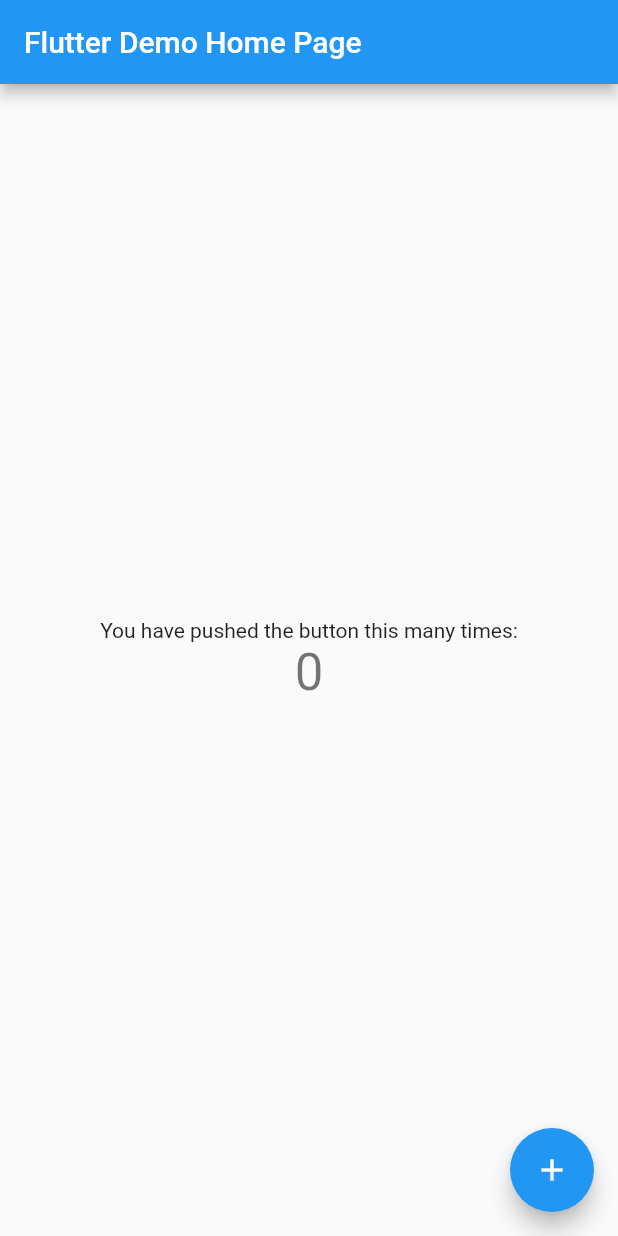
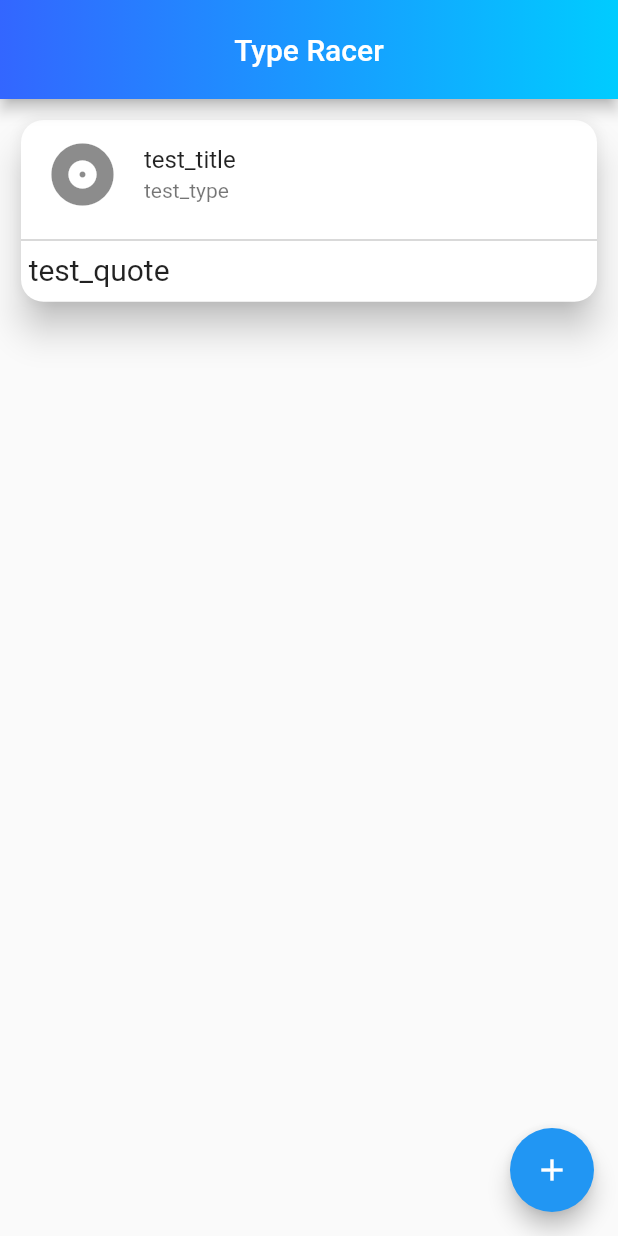
Before and after one commit to AkaCoder404/typeracerfrontend, a Flutter app: the screen it shows after launch, on a phone screen of 412 x 824 dp. Run offline on Flutter 3.47's test engine with Material 2 defaults, Android fonts, the phone set to English and light mode, and no system bars.

Commit message:
set up app bar

```diff
--- /dev/null
+++ b/lib/loadquote.dart
@@ -0,0 +1,19 @@
+import 'package:flutter/material.dart';
+import 'package:flutter/widgets.dart';
+
+class AddQuote extends StatelessWidget {
+  final Function selectHandler;
+
+  AddQuote(this.selectHandler);
+
+  @override
+  Widget build(BuildContext context) {
+    return Container(
+      child: FloatingActionButton(
+        tooltip: 'Load Quote',
+        onPressed: selectHandler,
+        child: Icon(Icons.add)
+      ),
+    );
+  }
+}
--- a/lib/main.dart
+++ b/lib/main.dart
@@ -1,4 +1,11 @@
 import 'package:flutter/material.dart';
+
+// user defined
+import './quote.dart';
+import './loadquote.dart';
+import './appbar.dart';
+import './default.dart';
+import './settings.dart';
 
 void main() {
   runApp(MyApp());
@@ -9,7 +16,7 @@ class MyApp extends StatelessWidget {
   @override
   Widget build(BuildContext context) {
     return MaterialApp(
-      title: 'Flutter Demo',
+      title: 'Type Racer',
       theme: ThemeData(
         // This is the theme of your application.
         //
@@ -26,7 +33,7 @@ class MyApp extends StatelessWidget {
         // closer together (more dense) than on mobile platforms.
         visualDensity: VisualDensity.adaptivePlatformDensity,
       ),
-      home: MyHomePage(title: 'Flutter Demo Home Page'),
+      home: MyHomePage(title: 'Type Racer'),
     );
   }
 }
@@ -45,8 +52,8 @@ class MyHomePage extends StatefulWidget {
 
   final String title;
 
-  @override
-  _MyHomePageState createState() => _MyHomePageState();
+  @override // _ makes class private
+  _MyHomePageState createState() => _MyHomePageState(); //return _MyHomePageState()
 }
 
 class _MyHomePageState extends State<MyHomePage> {
@@ -75,9 +82,25 @@ class _MyHomePageState extends State<MyHomePage> {
       appBar: AppBar(
         // Here we take the value from the MyHomePage object that was created by
         // the App.build method, and use it to set our appbar title.
+        centerTitle: true,
         title: Text(widget.title),
+        toolbarHeight: 66.0,
+        flexibleSpace: Container(
+          decoration: new BoxDecoration(
+          gradient: new LinearGradient(
+            colors: [
+              const Color(0xFF3366FF),
+              const Color(0xFF00CCFF),
+            ],
+            begin: const FractionalOffset(0.0, 0.0),
+            end: const FractionalOffset(1.0, 0.0),
+            stops: [0.0, 1.0],
+            tileMode: TileMode.clamp
+            ),
+          ),
+        ),
       ),
-      body: Center(
+      body: true ? Center(
         // Center is a layout widget. It takes a single child and positions it
         // in the middle of the parent.
         child: Column(
@@ -95,23 +118,25 @@ class _MyHomePageState extends State<MyHomePage> {
           // center the children vertically; the main axis here is the vertical
           // axis because Columns are vertical (the cross axis would be
           // horizontal).
-          mainAxisAlignment: MainAxisAlignment.center,
+          // mainAxisAlignment: MainAxisAlignment.center,
           children: <Widget>[
-            Text(
-              'You have pushed the button this many times:',
-            ),
-            Text(
-              '$_counter',
-              style: Theme.of(context).textTheme.headline4,
-            ),
+            // ButtonClick(_counter),
+            Quote('test_quote', 'test_type', 'test_title', 'test_link'),
           ],
         ),
-      ),
-      floatingActionButton: FloatingActionButton(
-        onPressed: _incrementCounter,
-        tooltip: 'Increment',
-        child: Icon(Icons.add),
-      ), // This trailing comma makes auto-formatting nicer for build methods.
+        // child: Row(
+        //   children: <Widget>[
+        //     Quote('test', 'test_type', 'test_title', 'test_link'),
+        //   ],
+        // )
+      ) : Center(),
+      // floatingActionButton: FloatingActionButton(
+      //   onPressed: _incrementCounter,
+      //   tooltip: 'Increment',
+      //   child: Icon(Icons.add),
+      // ), // This trailing comma makes auto-formatting nicer for build methods.
+      floatingActionButton: AddQuote(_incrementCounter),
+
     );
   }
 }
--- /dev/null
+++ b/lib/quote.dart
@@ -0,0 +1,50 @@
+import 'package:flutter/material.dart';
+import 'package:flutter/widgets.dart';
+
+class Quote extends StatelessWidget {
+  final String text;
+  final String sourceType;
+  final String sourceTitle;
+  final String sourceLink;
+
+  Quote(this.text, this.sourceType, this.sourceTitle, this.sourceLink);
+
+  @override
+  Widget build(BuildContext context){
+    return Container(
+      margin: EdgeInsets.all(10),
+      child: Card(
+        shape: RoundedRectangleBorder(
+          borderRadius: BorderRadius.circular(15.0),
+        ),
+        elevation: 10,
+        child: Column(
+        // width: double.infinity,
+          crossAxisAlignment: CrossAxisAlignment.start, // allow for left align text
+          mainAxisSize: MainAxisSize.min,
+          children: <Widget>[
+            ListTile(
+              leading: Icon(Icons.album, size: 50),
+              title: Text(sourceTitle),
+              subtitle: Text(sourceType),
+              // tileColor: Colors.blue,
+            ),
+            const Divider(
+              color: Colors.black,
+              thickness: .2,
+            ),
+            Container(
+              margin: EdgeInsets.all(.1),
+              padding: EdgeInsets.only(left: 5, right: 5, bottom: 10),
+              child: Text(
+                text,
+                style: TextStyle( fontSize: 20),
+                textAlign: TextAlign.left
+              ),
+            )
+          ],
+        ),
+      )
+    );
+  }
+}
```
Also changed, not shown: lib/appbar.dart (added, +46 -0 lines), lib/default.dart (added, +22 -0 lines), lib/settings.dart (added, +10 -0 lines), 3 other files.
